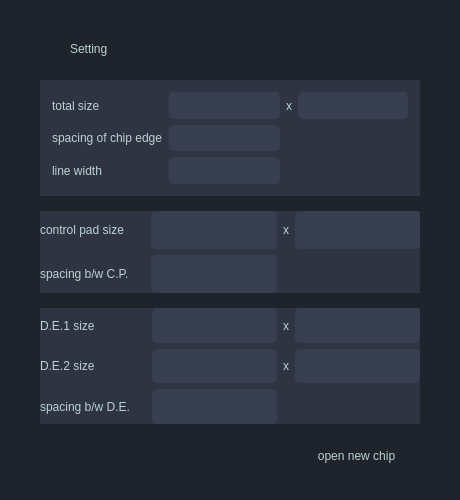
Before: the Qt Designer form chip_setting.ui in pandix73/qtgraphics, drawn with Qt 5.
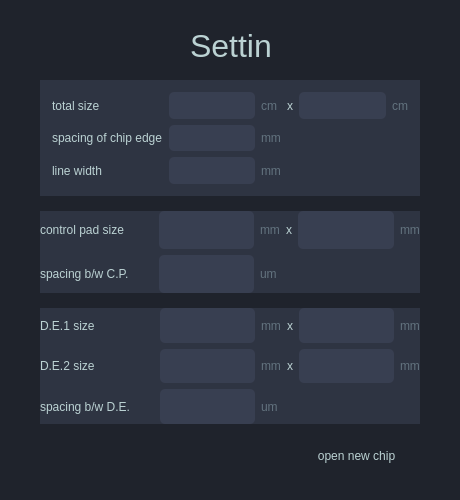
After: the same form once the commit is applied. Icons and pictures are not drawn.

```diff
--- a/chip_setting.ui
+++ b/chip_setting.ui
@@ -22,33 +22,27 @@
  font: 15pt &quot;American Typewriter&quot;;
  color: rgb(187, 210, 211);
 }
+
+QPushButton{
+	border-radius: 5px;
+	padding : 6px;
+	background-color: rgb(31, 35, 44);
+}
 </string>
   </property>
-  <widget class="QLabel" name="label">
-   <property name="geometry">
-    <rect>
-     <x>220</x>
-     <y>20</y>
-     <width>51</width>
-     <height>51</height>
-    </rect>
-   </property>
-   <property name="text">
-    <string/>
-   </property>
-   <property name="pixmap">
-    <pixmap resource="resource.qrc">:/MainWindow/Icons/Icons/logo.png</pixmap>
-   </property>
-  </widget>
   <widget class="QLabel" name="label_10">
    <property name="geometry">
     <rect>
-     <x>70</x>
-     <y>40</y>
-     <width>143</width>
-     <height>18</height>
+     <x>190</x>
+     <y>30</y>
+     <width>81</width>
+     <height>31</height>
     </rect>
    </property>
+   <property name="styleSheet">
+    <string notr="true">font: 24pt ;
+</string>
+   </property>
    <property name="text">
     <string>Setting</string>
    </property>
@@ -72,6 +66,13 @@
 }</string>
    </property>
    <layout class="QGridLayout" name="gridLayout_3">
+    <item row="2" column="6">
+     <widget class="QLabel" name="label_30">
+      <property name="text">
+       <string>x</string>
+      </property>
+     </widget>
+    </item>
     <item row="4" column="3">
      <widget class="QLineEdit" name="cp_spacing">
       <property name="sizePolicy">
@@ -82,26 +83,34 @@
       </property>
      </widget>
     </item>
-    <item row="2" column="2">
-     <spacer name="horizontalSpacer">
-      <property name="orientation">
-       <enum>Qt::Horizontal</enum>
+    <item row="2" column="8">
+     <widget class="QLineEdit" name="cp_width">
+      <property name="sizePolicy">
+       <sizepolicy hsizetype="Expanding" vsizetype="Expanding">
+        <horstretch>0</horstretch>
+        <verstretch>0</verstretch>
+       </sizepolicy>
       </property>
-      <property name="sizeType">
-       <enum>QSizePolicy::Fixed</enum>
-      </property>
-      <property name="sizeHint" stdset="0">
-       <size>
-        <width>16</width>
-        <height>20</height>
-       </size>
-      </property>
-     </spacer>
+     </widget>
     </item>
-    <item row="4" column="1">
-     <widget class="QLabel" name="label_52">
+    <item row="2" column="5">
+     <widget class="QLabel" name="label_7">
+      <property name="styleSheet">
+       <string notr="true">color :rgb(98, 114, 126);
+</string>
+      </property>
       <property name="text">
-       <string>spacing b/w C.P.</string>
+       <string>mm</string>
+      </property>
+     </widget>
+    </item>
+    <item row="2" column="3">
+     <widget class="QLineEdit" name="cp_length">
+      <property name="sizePolicy">
+       <sizepolicy hsizetype="Expanding" vsizetype="Expanding">
+        <horstretch>0</horstretch>
+        <verstretch>0</verstretch>
+       </sizepolicy>
       </property>
      </widget>
     </item>
@@ -112,30 +121,49 @@
       </property>
      </widget>
     </item>
-    <item row="2" column="6">
-     <widget class="QLineEdit" name="lineEdit_19">
-      <property name="sizePolicy">
-       <sizepolicy hsizetype="Expanding" vsizetype="Expanding">
-        <horstretch>0</horstretch>
-        <verstretch>0</verstretch>
-       </sizepolicy>
+    <item row="4" column="1">
+     <widget class="QLabel" name="label_52">
+      <property name="text">
+       <string>spacing b/w C.P.</string>
       </property>
      </widget>
     </item>
-    <item row="2" column="5">
-     <widget class="QLabel" name="label_30">
+    <item row="2" column="2">
+     <spacer name="horizontalSpacer">
+      <property name="orientation">
+       <enum>Qt::Horizontal</enum>
+      </property>
+      <property name="sizeType">
+       <enum>QSizePolicy::Fixed</enum>
+      </property>
+      <property name="sizeHint" stdset="0">
+       <size>
+        <width>24</width>
+        <height>20</height>
+       </size>
+      </property>
+     </spacer>
+    </item>
+    <item row="2" column="9">
+     <widget class="QLabel" name="label_8">
+      <property name="styleSheet">
+       <string notr="true">color :rgb(98, 114, 126);
+</string>
+      </property>
       <property name="text">
-       <string>x</string>
+       <string>mm</string>
       </property>
      </widget>
     </item>
-    <item row="2" column="3">
-     <widget class="QLineEdit" name="lineEdit_10">
-      <property name="sizePolicy">
-       <sizepolicy hsizetype="Expanding" vsizetype="Expanding">
-        <horstretch>0</horstretch>
-        <verstretch>0</verstretch>
-       </sizepolicy>
+    <item row="4" column="5">
+     <widget class="QLabel" name="label_11">
+      <property name="styleSheet">
+       <string notr="true">color :rgb(98, 114, 126);
+
+</string>
+      </property>
+      <property name="text">
+       <string>um</string>
       </property>
      </widget>
     </item>
@@ -160,6 +188,68 @@
 }</string>
    </property>
    <layout class="QGridLayout" name="gridLayout_4">
+    <item row="3" column="6">
+     <widget class="QLabel" name="label_59">
+      <property name="text">
+       <string>x</string>
+      </property>
+     </widget>
+    </item>
+    <item row="2" column="5">
+     <widget class="QLabel" name="label_12">
+      <property name="styleSheet">
+       <string notr="true">color :rgb(98, 114, 126);
+</string>
+      </property>
+      <property name="text">
+       <string>mm</string>
+      </property>
+     </widget>
+    </item>
+    <item row="4" column="4">
+     <widget class="QLineEdit" name="de_spacing">
+      <property name="sizePolicy">
+       <sizepolicy hsizetype="Expanding" vsizetype="Expanding">
+        <horstretch>0</horstretch>
+        <verstretch>0</verstretch>
+       </sizepolicy>
+      </property>
+     </widget>
+    </item>
+    <item row="2" column="6">
+     <widget class="QLabel" name="label_61">
+      <property name="text">
+       <string>x</string>
+      </property>
+     </widget>
+    </item>
+    <item row="2" column="4">
+     <widget class="QLineEdit" name="de1_length">
+      <property name="sizePolicy">
+       <sizepolicy hsizetype="Expanding" vsizetype="Expanding">
+        <horstretch>0</horstretch>
+        <verstretch>0</verstretch>
+       </sizepolicy>
+      </property>
+     </widget>
+    </item>
+    <item row="3" column="7">
+     <widget class="QLineEdit" name="de2_width">
+      <property name="sizePolicy">
+       <sizepolicy hsizetype="Expanding" vsizetype="Expanding">
+        <horstretch>0</horstretch>
+        <verstretch>0</verstretch>
+       </sizepolicy>
+      </property>
+     </widget>
+    </item>
+    <item row="4" column="1">
+     <widget class="QLabel" name="label_51">
+      <property name="text">
+       <string>spacing b/w D.E.</string>
+      </property>
+     </widget>
+    </item>
     <item row="3" column="1">
      <widget class="QLabel" name="label_58">
       <property name="text">
@@ -167,34 +257,7 @@
       </property>
      </widget>
     </item>
-    <item row="4" column="1">
-     <widget class="QLabel" name="label_51">
-      <property name="text">
-       <string>spacing b/w D.E.</string>
-      </property>
-     </widget>
-    </item>
-    <item row="3" column="4">
-     <widget class="QLineEdit" name="de2_length">
-      <property name="sizePolicy">
-       <sizepolicy hsizetype="Expanding" vsizetype="Expanding">
-        <horstretch>0</horstretch>
-        <verstretch>0</verstretch>
-       </sizepolicy>
-      </property>
-     </widget>
-    </item>
-    <item row="2" column="4">
-     <widget class="QLineEdit" name="de1_length">
-      <property name="sizePolicy">
-       <sizepolicy hsizetype="Expanding" vsizetype="Expanding">
-        <horstretch>0</horstretch>
-        <verstretch>0</verstretch>
-       </sizepolicy>
-      </property>
-     </widget>
-    </item>
-    <item row="2" column="6">
+    <item row="2" column="7">
      <widget class="QLineEdit" name="de1_width">
       <property name="sizePolicy">
        <sizepolicy hsizetype="Expanding" vsizetype="Expanding">
@@ -204,30 +267,6 @@
       </property>
      </widget>
     </item>
-    <item row="3" column="6">
-     <widget class="QLineEdit" name="de2_width">
-      <property name="sizePolicy">
-       <sizepolicy hsizetype="Expanding" vsizetype="Expanding">
-        <horstretch>0</horstretch>
-        <verstretch>0</verstretch>
-       </sizepolicy>
-      </property>
-     </widget>
-    </item>
-    <item row="3" column="5">
-     <widget class="QLabel" name="label_59">
-      <property name="text">
-       <string>x</string>
-      </property>
-     </widget>
-    </item>
-    <item row="2" column="5">
-     <widget class="QLabel" name="label_61">
-      <property name="text">
-       <string>x</string>
-      </property>
-     </widget>
-    </item>
     <item row="2" column="1">
      <widget class="QLabel" name="label_62">
       <property name="text">
@@ -235,8 +274,8 @@
       </property>
      </widget>
     </item>
-    <item row="4" column="4">
-     <widget class="QLineEdit" name="de_spacing">
+    <item row="3" column="4">
+     <widget class="QLineEdit" name="de2_length">
       <property name="sizePolicy">
        <sizepolicy hsizetype="Expanding" vsizetype="Expanding">
         <horstretch>0</horstretch>
@@ -255,12 +294,56 @@
       </property>
       <property name="sizeHint" stdset="0">
        <size>
-        <width>16</width>
+        <width>24</width>
         <height>20</height>
        </size>
       </property>
      </spacer>
     </item>
+    <item row="3" column="8">
+     <widget class="QLabel" name="label_13">
+      <property name="styleSheet">
+       <string notr="true">color :rgb(98, 114, 126);
+</string>
+      </property>
+      <property name="text">
+       <string>mm</string>
+      </property>
+     </widget>
+    </item>
+    <item row="2" column="8">
+     <widget class="QLabel" name="label_14">
+      <property name="styleSheet">
+       <string notr="true">color :rgb(98, 114, 126);
+</string>
+      </property>
+      <property name="text">
+       <string>mm</string>
+      </property>
+     </widget>
+    </item>
+    <item row="3" column="5">
+     <widget class="QLabel" name="label_15">
+      <property name="styleSheet">
+       <string notr="true">color :rgb(98, 114, 126);
+</string>
+      </property>
+      <property name="text">
+       <string>mm</string>
+      </property>
+     </widget>
+    </item>
+    <item row="4" column="5">
+     <widget class="QLabel" name="label_17">
+      <property name="styleSheet">
+       <string notr="true">color :rgb(98, 114, 126);
+</string>
+      </property>
+      <property name="text">
+       <string>um</string>
+      </property>
+     </widget>
+    </item>
    </layout>
   </widget>
   <widget class="QWidget" name="gridWidget" native="true">
@@ -298,9 +381,13 @@
      <number>-1</number>
     </property>
     <item row="0" column="2">
-     <widget class="QLabel" name="label_6">
+     <widget class="QLabel" name="label">
+      <property name="styleSheet">
+       <string notr="true">color :rgb(98, 114, 126);
+</string>
+      </property>
       <property name="text">
-       <string>x</string>
+       <string>cm</string>
       </property>
      </widget>
     </item>
@@ -314,8 +401,8 @@
       </property>
      </widget>
     </item>
-    <item row="0" column="3">
-     <widget class="QLineEdit" name="chip_width">
+    <item row="2" column="1">
+     <widget class="QLineEdit" name="line_width">
       <property name="sizePolicy">
        <sizepolicy hsizetype="Expanding" vsizetype="Expanding">
         <horstretch>0</horstretch>
@@ -331,13 +418,6 @@
       </property>
      </widget>
     </item>
-    <item row="0" column="0">
-     <widget class="QLabel" name="label_9">
-      <property name="text">
-       <string>total size</string>
-      </property>
-     </widget>
-    </item>
     <item row="1" column="0">
      <widget class="QLabel" name="label_2">
       <property name="text">
@@ -345,13 +425,17 @@
       </property>
      </widget>
     </item>
-    <item row="2" column="1">
-     <widget class="QLineEdit" name="lineEdit_9">
-      <property name="sizePolicy">
-       <sizepolicy hsizetype="Expanding" vsizetype="Expanding">
-        <horstretch>0</horstretch>
-        <verstretch>0</verstretch>
-       </sizepolicy>
+    <item row="0" column="3">
+     <widget class="QLabel" name="label_6">
+      <property name="text">
+       <string>x</string>
+      </property>
+     </widget>
+    </item>
+    <item row="0" column="0">
+     <widget class="QLabel" name="label_9">
+      <property name="text">
+       <string>total size</string>
       </property>
      </widget>
     </item>
@@ -365,6 +449,49 @@
       </property>
      </widget>
     </item>
+    <item row="0" column="4">
+     <widget class="QLineEdit" name="chip_width">
+      <property name="sizePolicy">
+       <sizepolicy hsizetype="Expanding" vsizetype="Expanding">
+        <horstretch>0</horstretch>
+        <verstretch>0</verstretch>
+       </sizepolicy>
+      </property>
+     </widget>
+    </item>
+    <item row="0" column="5">
+     <widget class="QLabel" name="label_3">
+      <property name="styleSheet">
+       <string notr="true">color :rgb(98, 114, 126);
+</string>
+      </property>
+      <property name="text">
+       <string>cm</string>
+      </property>
+     </widget>
+    </item>
+    <item row="1" column="2">
+     <widget class="QLabel" name="label_4">
+      <property name="styleSheet">
+       <string notr="true">color :rgb(98, 114, 126);
+</string>
+      </property>
+      <property name="text">
+       <string>mm</string>
+      </property>
+     </widget>
+    </item>
+    <item row="2" column="2">
+     <widget class="QLabel" name="label_5">
+      <property name="styleSheet">
+       <string notr="true">color :rgb(98, 114, 126);
+</string>
+      </property>
+      <property name="text">
+       <string>mm</string>
+      </property>
+     </widget>
+    </item>
    </layout>
   </widget>
   <widget class="QPushButton" name="setting">
```
Left out of the diff: 4 changed lines with no effect on the pictures.
